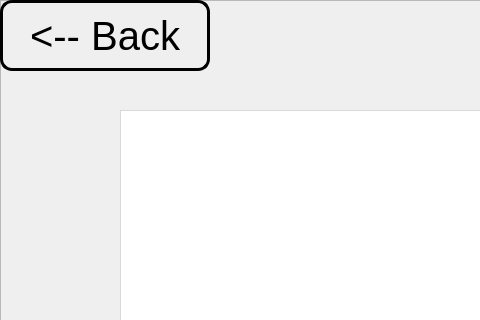
Before: the Qt Designer form BookClubProject/Users/shoppinghistorywindow.ui in mohammadshirizadeh-sudo/book-club, drawn with Qt 5; both pictures show x 0 to 480 and y 0 to 320 of the 1500 by 800 pixel window.
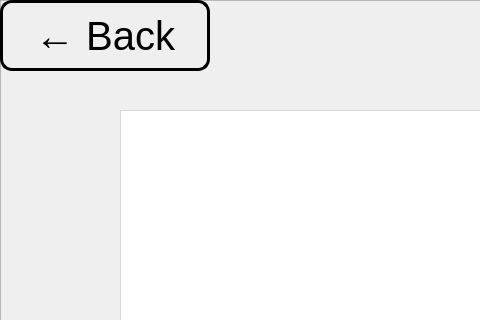
After: the same form once the commit is applied. Icons and pictures are not drawn.

Patch:
```diff
--- a/BookClubProject/Users/shoppinghistorywindow.ui
+++ b/BookClubProject/Users/shoppinghistorywindow.ui
@@ -71,7 +71,7 @@
 </string>
     </property>
     <property name="text">
-     <string>&lt;-- Back</string>
+     <string>← Back</string>
     </property>
    </widget>
    <widget class="QTableView" name="tableView">
```
